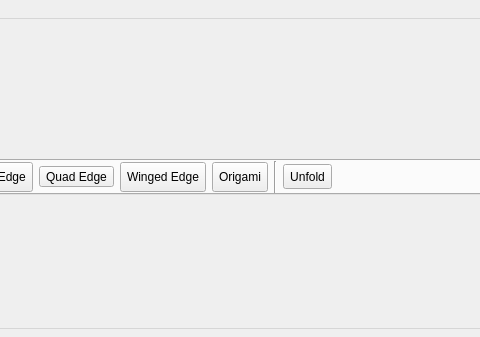
Qt form forms/mainwindow.ui (TopModLab/Unfolding) before a commit; both pictures show x 446 to 926 and y 0 to 337 of the 1058 by 611 pixel window.
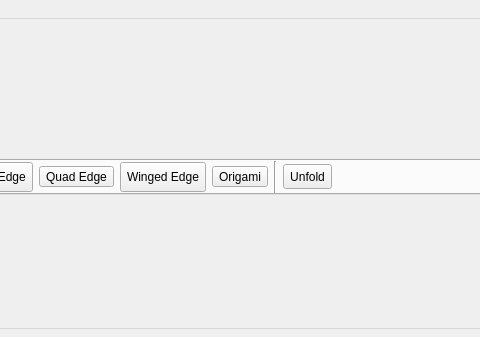
The same form after that commit. Icons and pictures are not drawn.

What changed in the file:
```diff
--- a/forms/mainwindow.ui
+++ b/forms/mainwindow.ui
@@ -283,12 +283,25 @@
             <property name="minimumSize">
              <size>
               <width>0</width>
-              <height>30</height>
+              <height>0</height>
              </size>
             </property>
             <property name="text">
              <string>Origami</string>
             </property>
+            <property name="icon">
+             <iconset resource="../resources.qrc">
+              <normaloff>:/icons/origamiButton.png</normaloff>:/icons/origamiButton.png</iconset>
+            </property>
+            <property name="iconSize">
+             <size>
+              <width>24</width>
+              <height>24</height>
+             </size>
+            </property>
+            <property name="toolButtonStyle">
+             <enum>Qt::ToolButtonTextBesideIcon</enum>
+            </property>
            </widget>
           </item>
           <item>
```
